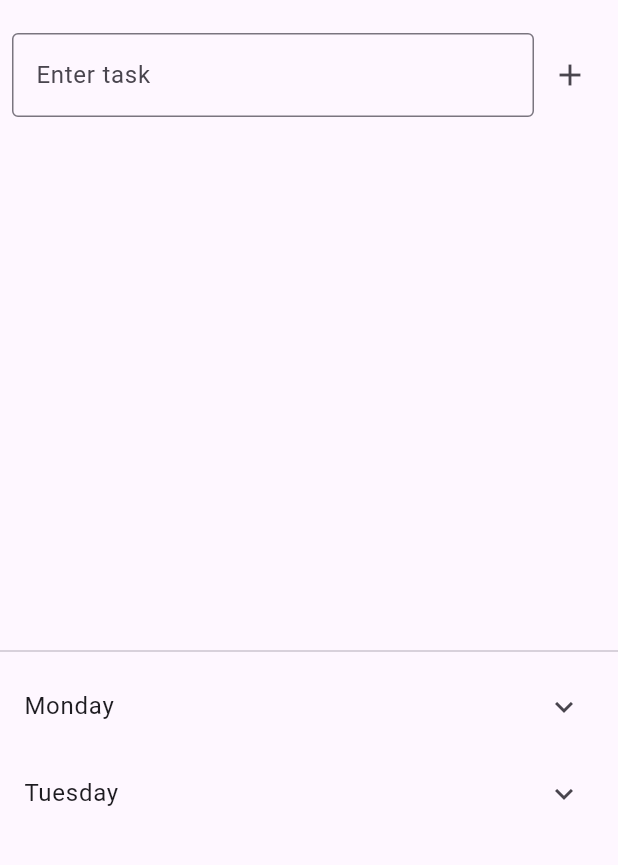
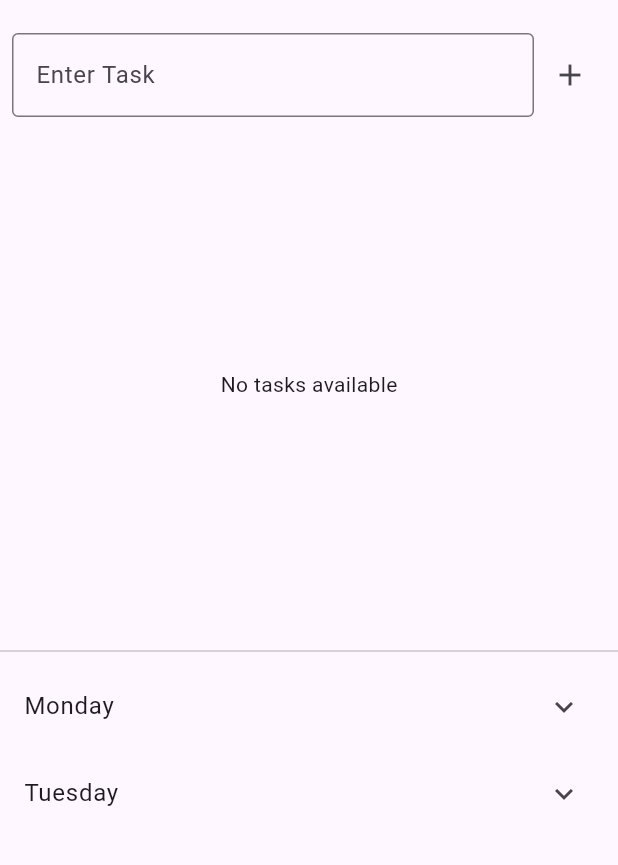
Before and after one commit to echenx/cw06, a Flutter app: the screen it shows after launch, after a tap on the "add" icon, on a phone screen of 412 x 824 dp, the part 63-928 px from its top. Run offline on Flutter 3.47's test engine with Material 3 defaults, Android fonts, the phone set to English and light mode, and no system bars; our stand-ins replace cloud_firestore, firebase_core; accounts and stored records are empty.

Commit message:
added CRUD operations

```diff
--- a/lib/main.dart
+++ b/lib/main.dart
@@ -1,59 +1,95 @@
 import 'package:flutter/material.dart';
+import 'package:cloud_firestore/cloud_firestore.dart';
+import 'package:firebase_core/firebase_core.dart';
+import 'firebase_options.dart';
 
-void main() {
+void main() async {
+  WidgetsFlutterBinding.ensureInitialized();
+  await Firebase.initializeApp(
+    options: DefaultFirebaseOptions.currentPlatform,
+  );
   runApp(const MyApp());
 }
 
 class MyApp extends StatelessWidget {
-  const MyApp({super.key});
+  const MyApp({Key? key}) : super(key: key);
 
   @override
   Widget build(BuildContext context) {
-    return MaterialApp(
+    return const MaterialApp(
+      debugShowCheckedModeBanner: false,
       title: 'Task Manager',
-      theme: ThemeData(
-        colorScheme: ColorScheme.fromSeed(seedColor: Colors.deepPurple),
-        useMaterial3: true,
-      ),
-      home: const TaskManager(),
+      home: TaskListScreen(),
     );
   }
 }
 
-class TaskManager extends StatefulWidget {
-  const TaskManager({super.key});
+class Task {
+  final String id;
+  final String name;
+  bool completed;
+
+  Task({required this.id, required this.name, this.completed = false});
+
+  factory Task.fromDocument(DocumentSnapshot doc) {
+    return Task(
+      id: doc.id,
+      name: doc['name'],
+      completed: doc['completed'],
+    );
+  }
+
+  Map<String, dynamic> toMap() {
+    return {
+      'name': name,
+      'completed': completed,
+    };
+  }
+}
+
+class TaskListScreen extends StatefulWidget {
+  const TaskListScreen({Key? key}) : super(key: key);
 
   @override
-  State<TaskManager> createState() => _TaskManagerState();
+  State<TaskListScreen> createState() => _TaskListScreenState();
 }
 
-class _TaskManagerState extends State<TaskManager> {
-  final TextEditingController taskController = TextEditingController();
-  final List<String> tasks = [];
+class _TaskListScreenState extends State<TaskListScreen> {
+  final TextEditingController _taskController = TextEditingController();
+  final CollectionReference _tasks =
+      FirebaseFirestore.instance.collection('tasks');
+
   final Map<String, List<String>> dailyTasks = {
     "Monday": ["9 am - 10 am: HW1, Essay2", "12 pm - 2 pm: Project1, Study"],
     "Tuesday": ["10 am - 11 am: Assignment1, Reading"],
   };
 
-  void addTask() {
-    if (taskController.text.isNotEmpty) {
-      setState(() {
-        tasks.add(taskController.text);
-        taskController.clear();
+  Future<void> _addTask() async {
+    if (_taskController.text.isNotEmpty) {
+      await _tasks.add({
+        'name': _taskController.text,
+        'completed': false,
       });
+      _taskController.clear();
     }
   }
 
-  void removeTask(int index) {
-    setState(() {
-      tasks.removeAt(index);
+  Future<void> _toggleTaskCompletion(String taskId, bool currentStatus) async {
+    await _tasks.doc(taskId).update({
+      'completed': !currentStatus,
     });
+  }
+
+  Future<void> _deleteTask(String taskId) async {
+    await _tasks.doc(taskId).delete();
   }
 
   @override
   Widget build(BuildContext context) {
     return Scaffold(
-      appBar: AppBar(title: const Text("Task Manager")),
+      appBar: AppBar(
+        title: const Text('Task Manager'),
+      ),
       body: Column(
         children: [
           Padding(
@@ -62,34 +98,59 @@ class _TaskManagerState extends State<TaskManager> {
               children: [
                 Expanded(
                   child: TextField(
-                    controller: taskController,
+                    controller: _taskController,
                     decoration: const InputDecoration(
-                      labelText: "Enter task",
+                      labelText: 'Enter Task',
                       border: OutlineInputBorder(),
                     ),
                   ),
                 ),
                 IconButton(
-                  onPressed: addTask,
+                  onPressed: _addTask,
                   icon: const Icon(Icons.add),
                 ),
               ],
             ),
           ),
           Expanded(
-            child: ListView.builder(
-              itemCount: tasks.length,
+            child: StreamBuilder(
+              stream: _tasks.snapshots(),
+              builder: (context, AsyncSnapshot<QuerySnapshot> snapshot) {
+                if (snapshot.connectionState == ConnectionState.waiting) {
+                  return const Center(child: CircularProgressIndicator());
+                }
+
+                if (!snapshot.hasData || snapshot.data!.docs.isEmpty) {
+                  return const Center(child: Text('No tasks available'));
+                }
+
+                return ListView.builder(
+                  itemCount: snapshot.data!.docs.length,
                   itemBuilder: (context, index) {
-                return ListTile(
+                    final task = snapshot.data!.docs[index];
+                    final taskId = task.id;
+                    final taskName = task['name'];
+                    final taskCompleted = task['completed'];
+
+                    return Card(
+                      margin: const EdgeInsets.all(8.0),
+                      child: ListTile(
+                        title: Text(taskName),
                         leading: Checkbox(
-                    value: false,
-                    onChanged: (value) {},
+                          value: taskCompleted,
+                          onChanged: (value) {
+                            _toggleTaskCompletion(taskId, taskCompleted);
+                          },
                         ),
-                  title: Text(tasks[index]),
                         trailing: IconButton(
                           icon: const Icon(Icons.delete),
-                    onPressed: () => removeTask(index),
+                          onPressed: () {
+                            _deleteTask(taskId);
+                          },
                         ),
+                      ),
+                    );
+                  },
                 );
               },
             ),
--- a/pubspec.yaml
+++ b/pubspec.yaml
@@ -37,6 +37,7 @@ dependencies:
   cupertino_icons: ^1.0.8
   firebase_core: ^3.6.0
   cloud_firestore: ^5.4.4
+  firebase_auth: ^5.3.2
 
 dev_dependencies:
   flutter_test:
```
Also changed, not shown: pubspec.lock, 3 other files. Lines whose indentation alone changed are shown as unchanged.
